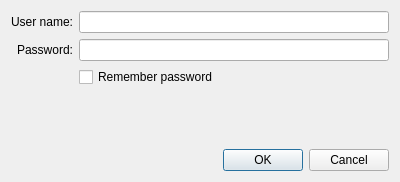
Above: init/stanceInit.ui from dmzdev/stance before the change. Below: the same form after it.
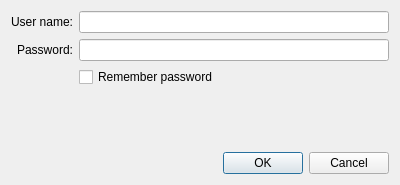
That is the form after the change.

The edit to the form file:
```diff
--- a/init/stanceInit.ui
+++ b/init/stanceInit.ui
@@ -7,7 +7,7 @@
     <x>0</x>
     <y>0</y>
     <width>400</width>
-    <height>182</height>
+    <height>185</height>
    </rect>
   </property>
   <property name="windowTitle">
```
Left out of the diff: 6 changed lines with no effect on the pictures.
